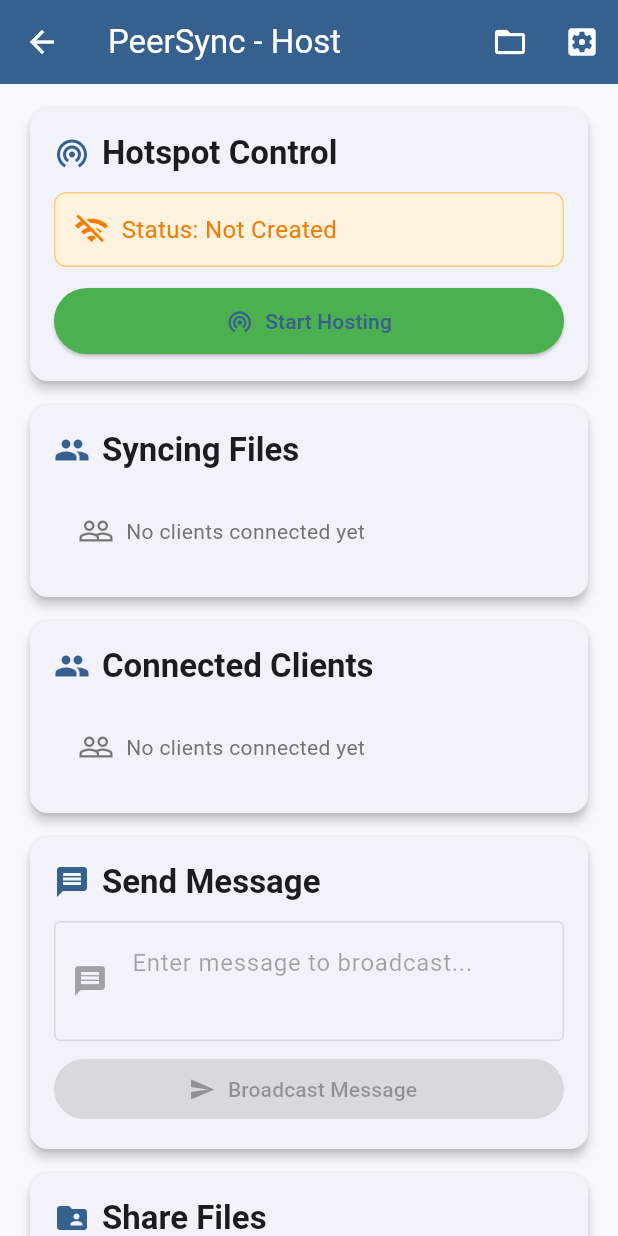
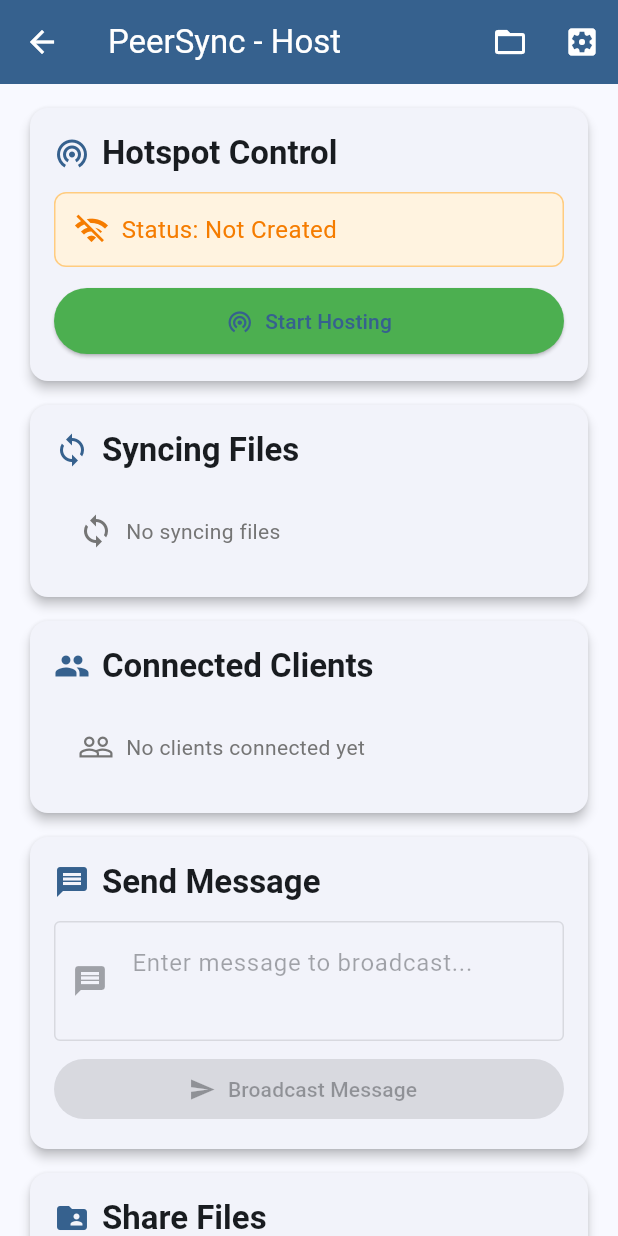
Before and after one commit to Tharaka-Chathuranga/Folder_sync, a Flutter app: the ImprovedHostScreen screen opened directly, on a phone screen of 412 x 824 dp. Run offline on Flutter 3.47's test engine with Material 3 defaults, Android fonts, the light colour scheme and no system bars; our stand-ins replace chewie, file_picker, open_filex, permission_handler, photo_view, qr_flutter and 2 more; missing offline and left inert: flutter_p2p_connection, qr_code_scanner, syncfusion_flutter_pdfviewer.

Commit message:
File syncing in the host

```diff
--- a/lib/screens/improved_host_screen.dart
+++ b/lib/screens/improved_host_screen.dart
@@ -10,6 +10,24 @@ import 'package:path_provider/path_provider.dart';
 import 'package:path/path.dart' as path;
 import 'files_library_screen.dart';
 import 'file_viewer_screen.dart';
+
+
+class SyncingFileInfo {
+  final dynamic info; // HostedFileInfo or ReceivableFileInfo
+  final double progress;
+  final bool isSender;
+
+  SyncingFileInfo({required this.info, required this.progress, required this.isSender});
+}
+
+
+List<HostedFileInfo> allFiles = getAllSentFiles(); // or from existing stream
+List<HostedFileInfo> syncing = allFiles.where((f) => f.state == FileState.syncing).toList();
+
+List<ReceivableFileInfo> allFiles = getAllReceivedFiles();
+List<ReceivableFileInfo> syncing = allFiles.where((f) => f.state == FileState.syncing).toList();
+
+
 
 class ImprovedHostScreen extends StatefulWidget {
   const ImprovedHostScreen({super.key});
@@ -582,47 +600,108 @@ class _ImprovedHostScreenState extends State<ImprovedHostScreen> {
             // File Syncing Area
 
 
+            // _buildSection("Syncing Files", [
+            //   StreamBuilder<List<P2pClientInfo>>(
+            //     stream: p2pInterface.streamClientList(),
+            //     builder: (context, snapshot) {
+            //       var clientList = snapshot.data ?? [];
+            //       clientList = clientList.where((c) => !c.isHost).toList();
+
+            //       if (clientList.isEmpty) {
+            //         return Container(
+            //           padding: const EdgeInsets.all(16),
+            //           child: Row(
+            //             children: [
+            //               Icon(Icons.people_outline, color: Colors.grey.shade600),
+            //               const SizedBox(width: 8),
+            //               Text("No clients connected yet", style: TextStyle(color: Colors.grey.shade600)),
+            //             ],
+            //           ),
+            //         );
+            //       }
+
+            //       return SizedBox(
+            //         height: 120,
+            //         child: ListView.builder(
+            //           itemCount: clientList.length,
+            //           itemBuilder: (context, index) => Card(
+            //             margin: const EdgeInsets.symmetric(vertical: 4),
+            //             child: ListTile(
+            //               leading: CircleAvatar(
+            //                 backgroundColor: Colors.blue.shade100,
+            //                 child: Icon(Icons.person, color: Colors.blue.shade700),
+            //               ),
+            //               title: Text(clientList[index].username),
+            //               subtitle: Text('ID: ${clientList[index].id}'),
+            //               trailing: Icon(Icons.check_circle, color: Colors.green.shade600),
+            //             ),
+            //           ),
+            //         ),
+            //       );
+            //     },
+            //   ),
+            // ], icon: Icons.people),
+
+
+
+
+            // File Syncing Section new
             _buildSection("Syncing Files", [
-              StreamBuilder<List<P2pClientInfo>>(
-                stream: p2pInterface.streamClientList(),
+              StreamBuilder<List<SyncingFileInfo>>(
+                stream: p2pInterface.streamSyncingFilesInfo(), // You need to implement this stream
                 builder: (context, snapshot) {
-                  var clientList = snapshot.data ?? [];
-                  clientList = clientList.where((c) => !c.isHost).toList();
+                  var syncingFiles = snapshot.data ?? [];
 
-                  if (clientList.isEmpty) {
+                  if (syncingFiles.isEmpty) {
                    return Container(
                     padding: const EdgeInsets.all(16),
                     child: Row(
                     children: [
-                          Icon(Icons.people_outline, color: Colors.grey.shade600),
+                    Icon(Icons.sync, color: Colors.grey.shade600),
                     const SizedBox(width: 8),
-                          Text("No clients connected yet", style: TextStyle(color: Colors.grey.shade600)),
+                    Text("No syncing files", style: TextStyle(color: Colors.grey.shade600)),
                     ],
               ),
          );
       }
 
       return SizedBox(
-                    height: 120,
+        height: 200,
         child: ListView.builder(
-                      itemCount: clientList.length,
-                      itemBuilder: (context, index) => Card(
+          itemCount: syncingFiles.length,
+          itemBuilder: (context, index) {
+            final file = syncingFiles[index];
+
+            return Card(
               margin: const EdgeInsets.symmetric(vertical: 4),
               child: ListTile(
                 leading: CircleAvatar(
-                            backgroundColor: Colors.blue.shade100,
-                            child: Icon(Icons.person, color: Colors.blue.shade700),
+                  backgroundColor: Colors.orange.shade100,
+                  child: Icon(Icons.sync, color: Colors.orange.shade700),
                 ),
-                          title: Text(clientList[index].username),
-                          subtitle: Text('ID: ${clientList[index].id}'),
-                          trailing: Icon(Icons.check_circle, color: Colors.green.shade600),
+                title: Text(file.info.name),
+                subtitle: Text("Status: Syncing, ${file.progress.round()}%"),
+                trailing: file.isSender
+                    ? ElevatedButton(
+                        onPressed: () {
+                          p2pInterface.cancelSync(file.info); // Implement this
+                        },
+                        style: ElevatedButton.styleFrom(
+                          foregroundColor: Colors.white,
+                          backgroundColor: Colors.red,
                         ),
-                      ),
+                        child: const Text("Un-sync"),
+                      )
+                    : null,
               ),
             );
           },
         ),
-            ], icon: Icons.people),
+      );
+    },
+  ),
+], icon: Icons.sync),
+
 
 
 
```
Lines whose indentation alone changed are shown as unchanged.
